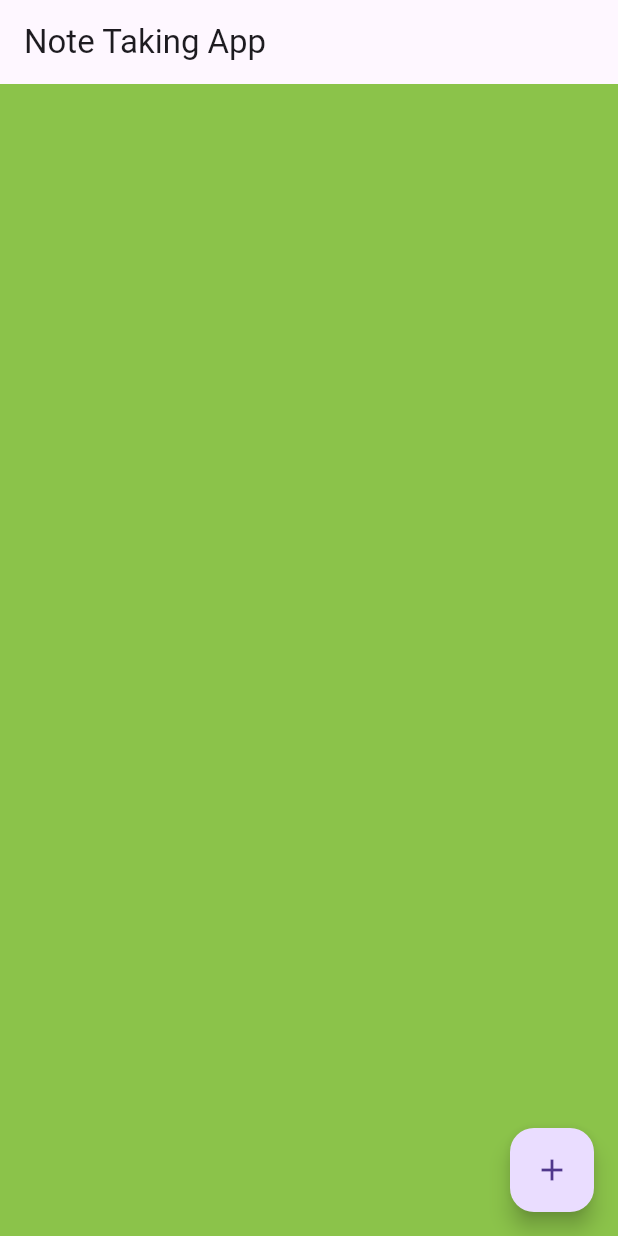
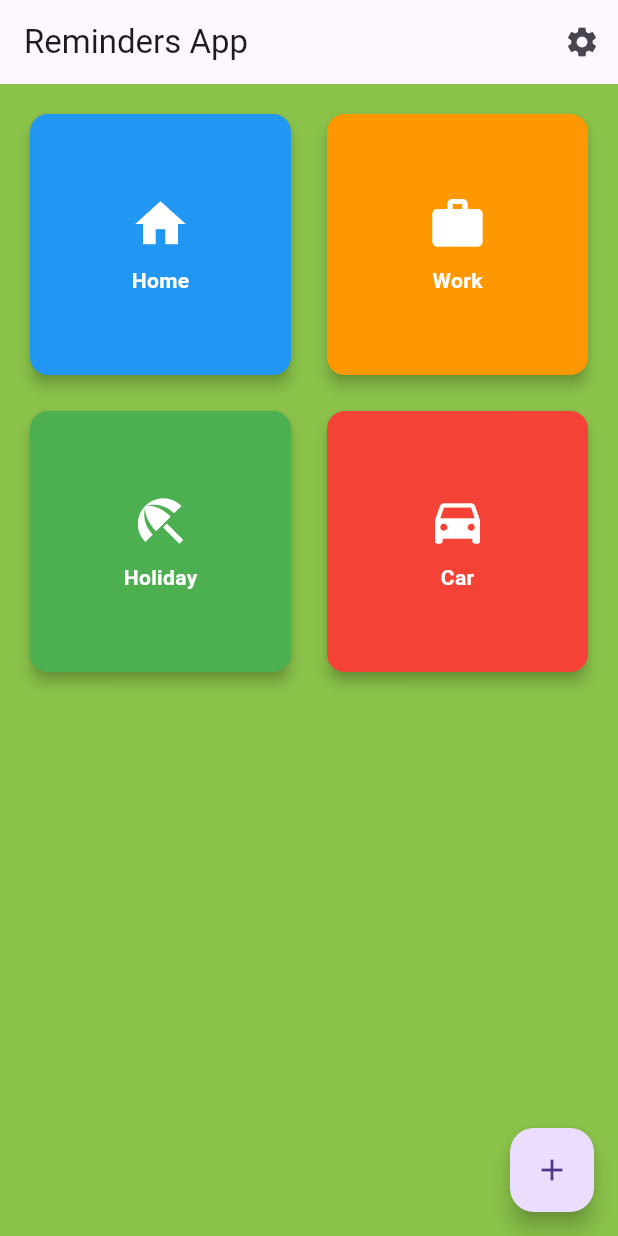
Before and after one commit to SE-sustainability/Project_code, a Flutter app: the screen it shows after launch, on a phone screen of 412 x 824 dp. Run offline on Flutter 3.47's test engine with Material 3 defaults, Android fonts, the phone set to English and light mode, and no system bars; our stand-ins replace hive, hive_flutter, shared_preferences; accounts and stored records are empty.

Commit message:
Update home_screen.dart

```diff
--- a/lib/screens/home_screen.dart
+++ b/lib/screens/home_screen.dart
@@ -4,45 +4,117 @@ import 'note.dart'; // Import the Note class
 
 class HomeScreen extends StatefulWidget {
   @override
-  _HomeScreenState createState() => _HomeScreenState();
+  _HomeScreemState createState() => _HomeScreemState();
 }
 
-class _HomeScreenState extends State<HomeScreen> {
-  List<Note> notes = []; // List to store notes
+class _HomeScreemState extends State <HomeScreen> {
 
-  @override
+  void settingsManager() {
+
+}
+
+void modeHandler() {
+
+}
+
   Widget build(BuildContext context) {
     return Scaffold(
       appBar: AppBar(
-        title: Text('Note Taking App'),
+        title: Text(
+            'Reminders App'
+        ),
+        actions: [
+          IconButton(
+              tooltip: 'Settings',
+              onPressed: (){
+                  settingsManager();
+              },
+              icon: const Icon(Icons.settings)
+          )
+        ],
       ),
       backgroundColor: Colors.lightGreen, // Set the background color
-      body: ListView.builder(
-        itemCount: notes.length,
-        itemBuilder: (context, index) {
-          return ListTile(
-            title: Text(notes[index].title),
-            subtitle: Text(notes[index].content),
-          );
-        },
-      ),
+      body: GridView.count(
+          crossAxisCount: 2, // Number of columns in the grid
+          crossAxisSpacing: 16.0,
+          mainAxisSpacing: 16.0,
+          padding: EdgeInsets.all(16.0),
+          children: [
+            InkWell(
+              onTap: (){
+                modeHandler();
+              },
+              child: _buildModeCard("Home", Icons.home, Colors.blue),
+            ),
+            InkWell(
+              onTap: (){
+                modeHandler();
+              },
+              child: _buildModeCard("Work", Icons.work, Colors.orange),
+            ),
+            InkWell(
+              onTap: (){
+                modeHandler();
+              },
+              child: _buildModeCard("Holiday", Icons.beach_access, Colors.green),
+            ),
+            InkWell(
+              onTap: (){
+                modeHandler();
+              },
+              child: _buildModeCard("Car", Icons.directions_car, Colors.red),
+            ),
+
+
+
+          ],
+        ),
+
+
       floatingActionButton: FloatingActionButton(
-        onPressed: () async {
-          // Navigate to note creation page and wait for a result
-          final result = await Navigator.push(
-            context,
-            MaterialPageRoute(builder: (context) => CreateNoteScreen()),
-          );
-
-          // Handle the result (created note)
-          if (result != null && result is Note) {
-            setState(() {
-              notes.add(result); // Add the created note to the list
-            });
-          }
+        onPressed: () {
+          // Handle adding a new reminder
+          print("Adding a new reminder");
         },
         child: Icon(Icons.add),
       ),
     );
   }
+
+
+  Widget _buildModeCard(String label, IconData icon, Color color) {
+    return GestureDetector(
+      onTap: () {
+        // Handle mode selection here
+        print("Selected mode: $label");
+      },
+      child: Card(
+        color: color,
+        shape: RoundedRectangleBorder(
+          borderRadius: BorderRadius.circular(12.0),
+        ),
+        elevation: 4.0,
+        child: Center(
+          child: Column(
+            mainAxisAlignment: MainAxisAlignment.center,
+            children: [
+              Icon(
+                icon,
+                size: 40.0,
+                color: Colors.white,
+              ),
+              SizedBox(height: 8.0),
+              Text(
+                label,
+                style: TextStyle(
+                  color: Colors.white,
+                  fontWeight: FontWeight.bold,
+                ),
+              ),
+            ],
+          ),
+        ),
+      ),
+    );
+  }
 }
```
